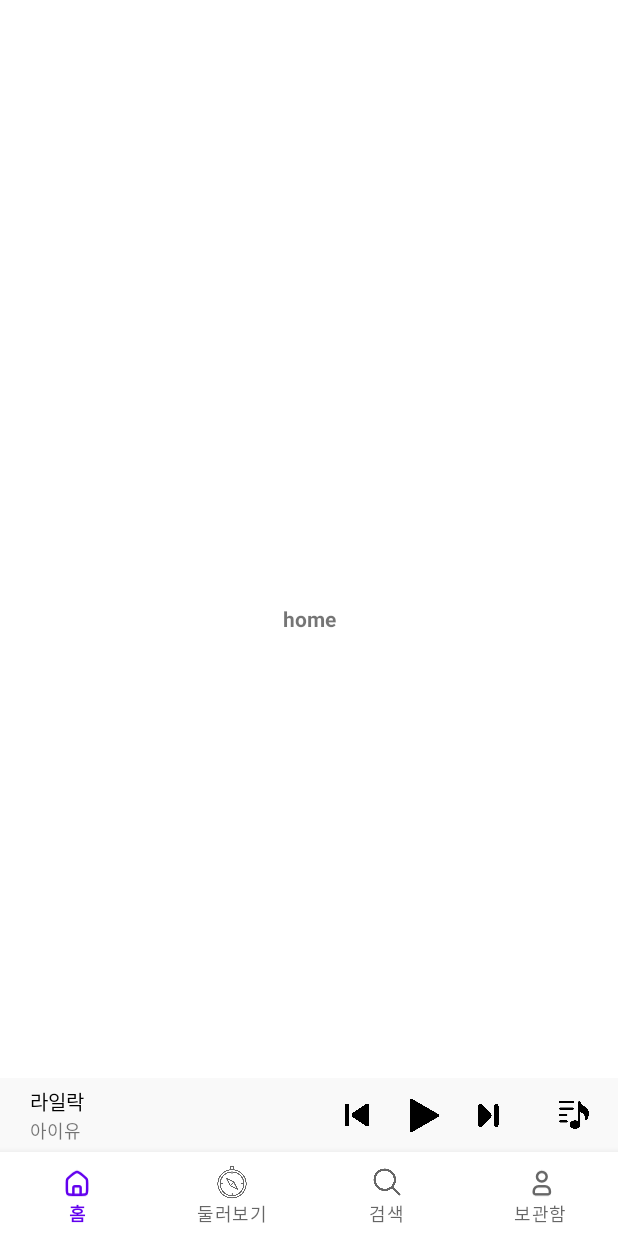
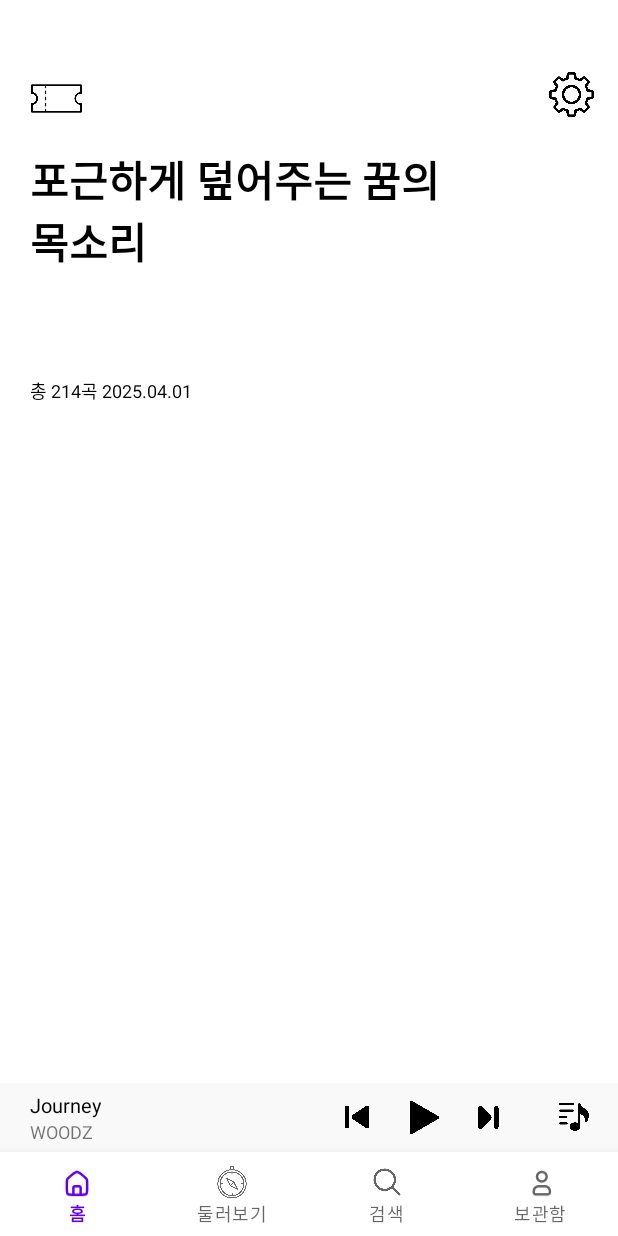
Before and after one commit to sehyeo/umc8th_android, an Android app built with Jetpack Compose: the screen it shows after launch (MainActivity), on a phone screen of 412 x 824 dp. Run offline under Robolectric (Android 15) with nearby library versions, the phone set to English and light mode, and no system bars.

```diff
--- a/app/src/main/java/com/example/umc8th/MainActivity.kt
+++ b/app/src/main/java/com/example/umc8th/MainActivity.kt
@@ -32,8 +32,8 @@ class MainActivity : AppCompatActivity() {
 
         binding.mainPlayerCl.setOnClickListener {
             val intent = Intent(this, SongActivity::class.java).apply {
-                putExtra("title", "라일락")
-                putExtra("singer", "아이유 (IU)")
+                putExtra("title", "Journey")
+                putExtra("singer", "WOODZ")
             }
             getResultText.launch(intent)
         }
--- a/app/src/main/java/com/example/umc8th/SongActivity.kt
+++ b/app/src/main/java/com/example/umc8th/SongActivity.kt
@@ -25,7 +25,7 @@ class SongActivity : AppCompatActivity() {
 
         binding.icArrowBottom.setOnClickListener {
             val returnIntent = Intent().apply {
-                putExtra(MainActivity.INTENT_KEY_RETURN_TITLE, "라일락")
+                putExtra(MainActivity.INTENT_KEY_RETURN_TITLE, "Journey")
             }
             setResult(Activity.RESULT_OK, returnIntent)
             finish()
--- a/app/src/main/res/layout/activity_main.xml
+++ b/app/src/main/res/layout/activity_main.xml
@@ -5,14 +5,6 @@
     android:layout_width="match_parent"
     android:layout_height="match_parent"
     tools:context=".MainActivity">
-
-    <FrameLayout
-        android:id="@+id/main_frm"
-        android:layout_width="match_parent"
-        android:layout_height="0dp"
-        app:layout_constraintBottom_toTopOf="@id/main_player_cl"
-        app:layout_constraintTop_toTopOf="parent" />
-
 
     <androidx.constraintlayout.widget.ConstraintLayout
         android:id="@+id/main_player_cl"
@@ -36,7 +28,7 @@
                 android:layout_width="wrap_content"
                 android:layout_height="wrap_content"
                 android:textSize="13sp"
-                android:text="라일락"
+                android:text="Journey"
                 android:textColor="@color/black" />
 
             <TextView
@@ -44,7 +36,7 @@
                 android:layout_width="wrap_content"
                 android:layout_height="wrap_content"
                 android:textSize="12sp"
-                android:text="아이유"/>
+                android:text="WOODZ"/>
 
         </LinearLayout>
 
--- a/app/src/main/res/layout/fragment_home.xml
+++ b/app/src/main/res/layout/fragment_home.xml
@@ -4,14 +4,51 @@
     android:layout_height="match_parent"
     xmlns:app="http://schemas.android.com/apk/res-auto" >
 
+    <ImageView
+        android:id="@+id/home_pannel_btn_ticket_iv"
+        android:layout_width="35dp"
+        android:layout_height="35dp"
+        android:layout_marginStart="20dp"
+        android:layout_marginTop="48dp"
+        android:src="@drawable/btn_main_ticket"
+        app:layout_constraintStart_toStartOf="parent"
+        app:layout_constraintTop_toTopOf="parent" />
+
+    <ImageView
+        android:id="@+id/home_pannel_btn_setting_iv"
+        android:layout_width="30dp"
+        android:layout_height="30dp"
+        android:layout_marginTop="48dp"
+        android:layout_marginEnd="16dp"
+        android:src="@drawable/btn_main_setting"
+        app:layout_constraintEnd_toEndOf="parent"
+        app:layout_constraintTop_toTopOf="parent" />
+
     <TextView
+        android:id="@+id/home_pannel_title_tv"
         android:layout_width="wrap_content"
         android:layout_height="wrap_content"
-        android:text="home"
+        android:text="포근하게 덮어주는 꿈의\n목소리"
+        android:textColor="@color/black"
+        android:textSize="28sp"
         android:textStyle="bold"
-        app:layout_constraintTop_toTopOf="parent"
-        app:layout_constraintBottom_toBottomOf="parent"
+        android:layout_marginStart="20dp"
+        android:layout_marginTop="15dp"
         app:layout_constraintStart_toStartOf="parent"
-        app:layout_constraintEnd_toEndOf="parent"/>
+        app:layout_constraintTop_toBottomOf="@+id/home_pannel_btn_ticket_iv"/>
+
+    <TextView
+        android:id="@+id/home_pannel_album_info_tv"
+        android:layout_width="wrap_content"
+        android:layout_height="wrap_content"
+        android:text="총 214곡 2025.04.01"
+        android:textColor="@color/black"
+        android:textSize="12sp"
+        android:layout_marginStart="20dp"
+        android:layout_marginTop="70dp"
+        android:layout_marginBottom="12dp"
+        app:layout_constraintTop_toBottomOf="@id/home_pannel_title_tv"
+        app:layout_constraintStart_toStartOf="parent"/>
+
 
 </androidx.constraintlayout.widget.ConstraintLayout>
```
Also changed, not shown: app/src/main/res/layout/activity_song.xml (+4 -4 lines), app/src/main/res/layout/fragment_album.xml (+12 -1 lines), app/src/main/res/layout/fragment_compass.xml (+12 -1 lines), app/src/main/res/layout/fragment_mypage.xml (+12 -1 lines), app/src/main/res/layout/fragment_search.xml (+12 -1 lines), app/src/main/res/drawable/woodz_album.webp (added).
